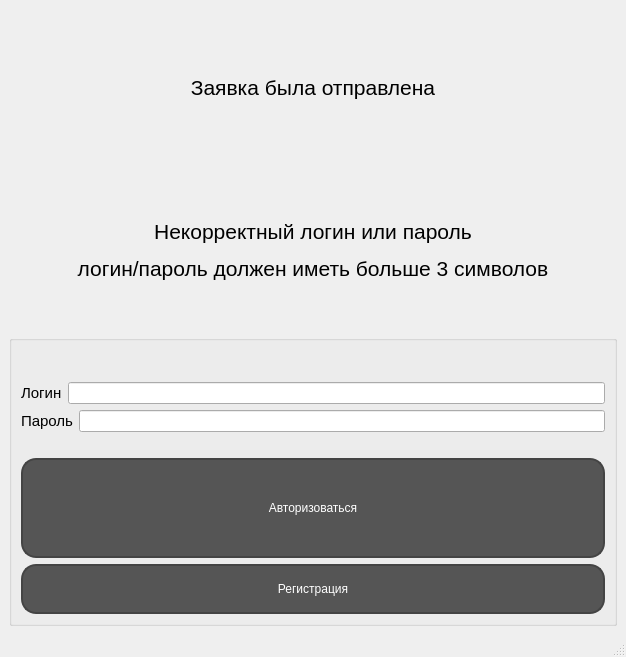
Old version of the form CCPS/mainwindow.ui in the repository grigigo/Tankists.
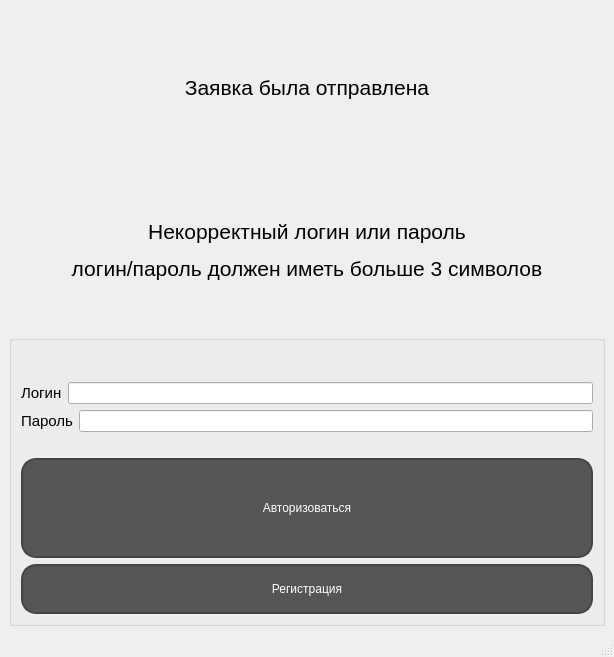
New version of the form.

Patch:
```diff
--- a/CCPS/mainwindow.ui
+++ b/CCPS/mainwindow.ui
@@ -6,7 +6,7 @@
    <rect>
     <x>0</x>
     <y>0</y>
-    <width>626</width>
+    <width>614</width>
     <height>657</height>
    </rect>
   </property>
```
Left out of the diff: 30 changed lines with no effect on the pictures.
